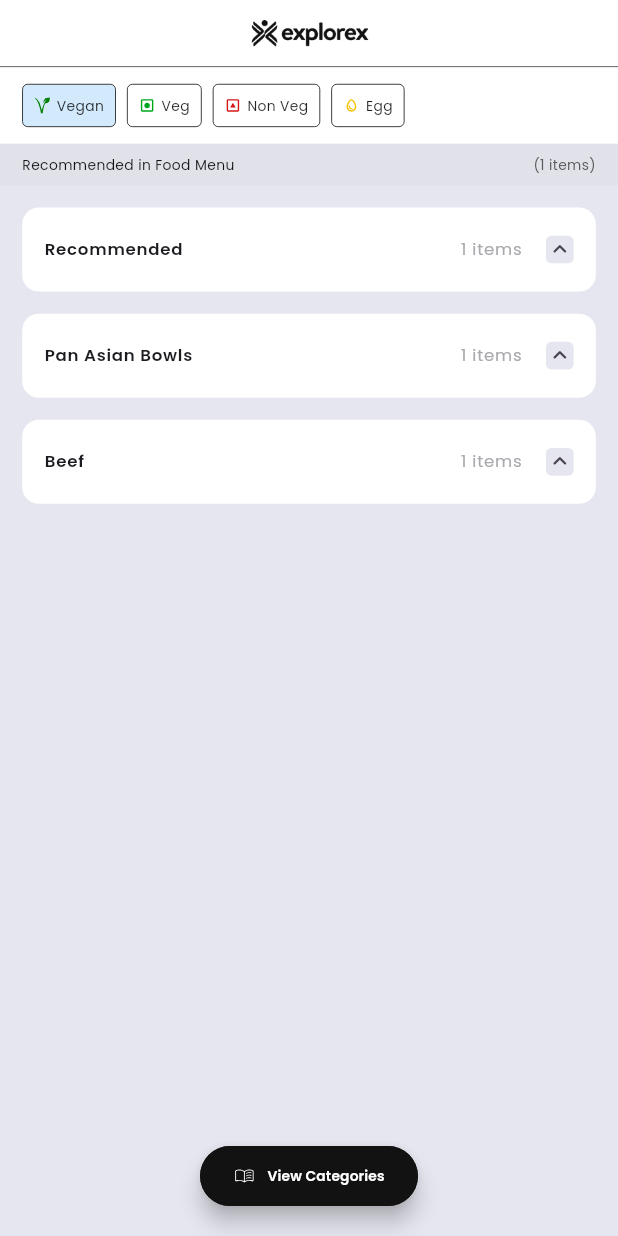
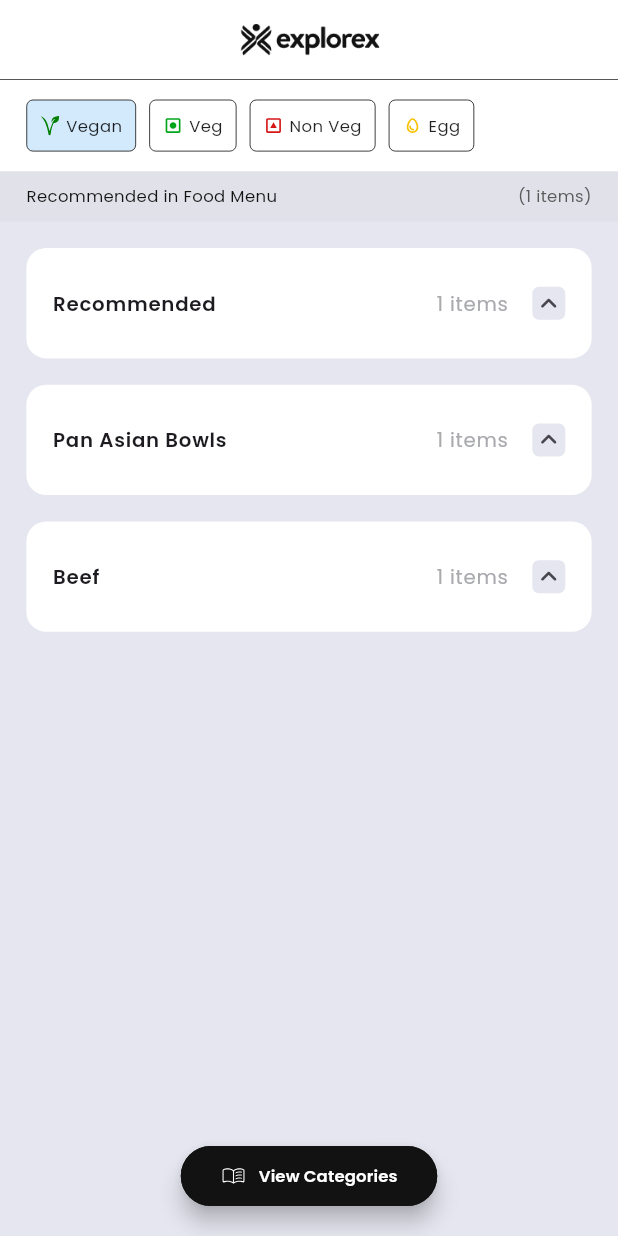
Before and after one commit to thecodepapaya/online_restaurant_menu, a Flutter app: the screen it shows after launch, after a tap on "Vegan", on a phone screen of 412 x 824 dp. Run offline on Flutter 3.47's test engine with Material 2 defaults, Android fonts, the light colour scheme and no system bars; our stand-ins replace flutter_svg, get, google_fonts; network calls fail.

Commit message:
Fix responsive issues in menu screen

```diff
--- a/lib/app/responsive.dart
+++ b/lib/app/responsive.dart
@@ -2,20 +2,25 @@ import 'package:get/get.dart';
 
 extension Responsive on num {
   double get toAutoScaledWidth {
-    final widthFactor = ResponsiveDesign.designRatio / ResponsiveDesign.deviceRatio;
+    final widthFactor = ResponsiveDesign.widthScaleFactor;
 
     return this * widthFactor;
   }
 
   double get toAutoScaledHeight {
-    final widthFactor = ResponsiveDesign.designRatio / ResponsiveDesign.deviceRatio;
+    final widthFactor = ResponsiveDesign.widthScaleFactor;
 
     return this * widthFactor;
   }
 }
 
 class ResponsiveDesign {
-  static const designRatio = 375 / 812;
+  static const _designWidth = 375;
+  static const _designHeight = 812;
 
-  static final deviceRatio = Get.mediaQuery.size.aspectRatio;
+  static final _deviceHeight = Get.mediaQuery.size.height;
+  static final _deviceWidth = Get.mediaQuery.size.width;
+
+  static double get heightScaleFactor => _deviceHeight / _designHeight;
+  static double get widthScaleFactor => _deviceWidth / _designWidth;
 }
--- a/lib/presentation/categories/widgets/category_tile.dart
+++ b/lib/presentation/categories/widgets/category_tile.dart
@@ -50,7 +50,7 @@ class _CategoryTile extends StatelessWidget {
             ),
             12.toAutoScaledWidth.toHorizontalSpace,
             SizedBox(
-              width: 250.toAutoScaledWidth,
+              // width: 250.toAutoScaledWidth,
               child: Text(
                 value,
                 maxLines: 2,
--- a/lib/presentation/categories/widgets/scroll_down_button.dart
+++ b/lib/presentation/categories/widgets/scroll_down_button.dart
@@ -73,7 +73,7 @@ class _ScrollDownButtonState extends State<_ScrollDownButton> with SingleTickerP
               borderRadius: BorderRadius.circular(40),
             ),
             padding: EdgeInsets.only(
-              top: 24 - padding.toAutoScaledHeight,
+              top: 24.toAutoScaledHeight - padding.toAutoScaledHeight,
               left: 10.toAutoScaledWidth,
               right: 10.toAutoScaledWidth,
               bottom: 12.toAutoScaledHeight,
@@ -86,11 +86,11 @@ class _ScrollDownButtonState extends State<_ScrollDownButton> with SingleTickerP
                   size: 24.toAutoScaledWidth,
                 ),
                 4.toAutoScaledHeight.toVerticalSpace,
-                const Text(
+                Text(
                   'Scroll\nDown',
                   textAlign: TextAlign.center,
                   style: TextStyle(
-                    fontSize: 8,
+                    fontSize: 8.toAutoScaledWidth,
                   ),
                 ),
               ],
--- a/lib/presentation/menu/widgets/category_card.dart
+++ b/lib/presentation/menu/widgets/category_card.dart
@@ -36,7 +36,7 @@ class _CategoryCardState extends State<CategoryCard> {
             key: ValueKey(isInitiallyExpanded),
             initiallyExpanded: isInitiallyExpanded,
             tilePadding: EdgeInsets.symmetric(
-              vertical: 0.toAutoScaledHeight,
+              vertical: 8.toAutoScaledWidth,
               horizontal: 16.toAutoScaledWidth,
             ),
             trailing: trailingWidget(isExpanded),
@@ -56,8 +56,7 @@ class _CategoryCardState extends State<CategoryCard> {
             title: Row(
               mainAxisAlignment: MainAxisAlignment.spaceBetween,
               children: [
-                SizedBox(
-                  width: 220.toAutoScaledWidth,
+                Expanded(
                   child: Text(
                     widget.categoryName,
                     maxLines: 1,
--- a/lib/presentation/menu/widgets/dish_card.dart
+++ b/lib/presentation/menu/widgets/dish_card.dart
@@ -19,8 +19,8 @@ class DishCard extends StatelessWidget {
       child: Column(
         children: [
           if (!isFirst)
-            const Divider(
-              height: 2,
+            Divider(
+              height: 2.toAutoScaledHeight,
               color: Color(0xFFE5E6EF),
             ),
           Container(
@@ -61,7 +61,7 @@ class _TextData extends StatelessWidget {
         controller._navigateToDishScreen(entry);
       },
       child: SizedBox(
-        width: 200.toAutoScaledWidth,
+        width: 175.toAutoScaledWidth,
         child: Column(
           crossAxisAlignment: CrossAxisAlignment.start,
           children: [
@@ -89,7 +89,7 @@ class _TextData extends StatelessWidget {
             12.toAutoScaledHeight.toVerticalSpace,
             Text(
               entry.dish.description ?? '',
-              maxLines: 1,
+              maxLines: 2,
               overflow: TextOverflow.ellipsis,
               style: TextStyle(
                 fontSize: 10.toAutoScaledWidth,
@@ -159,8 +159,8 @@ class _ImageData extends StatelessWidget {
       child: Stack(
         children: [
           Positioned(
-            left: 10,
-            top: 0,
+            left: 10.toAutoScaledWidth,
+            top: 0.toAutoScaledHeight,
             child: InkWell(
               onTap: () {
                 controller._navigateToDishScreen(entry);
```
